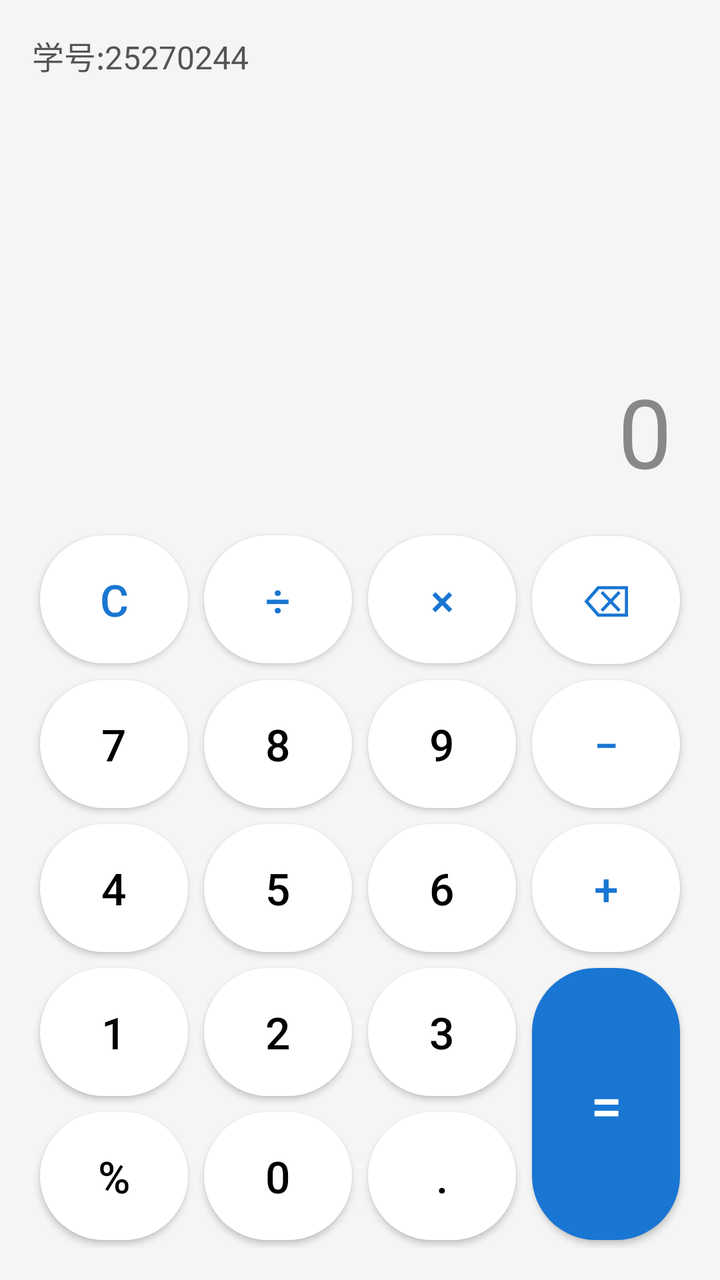
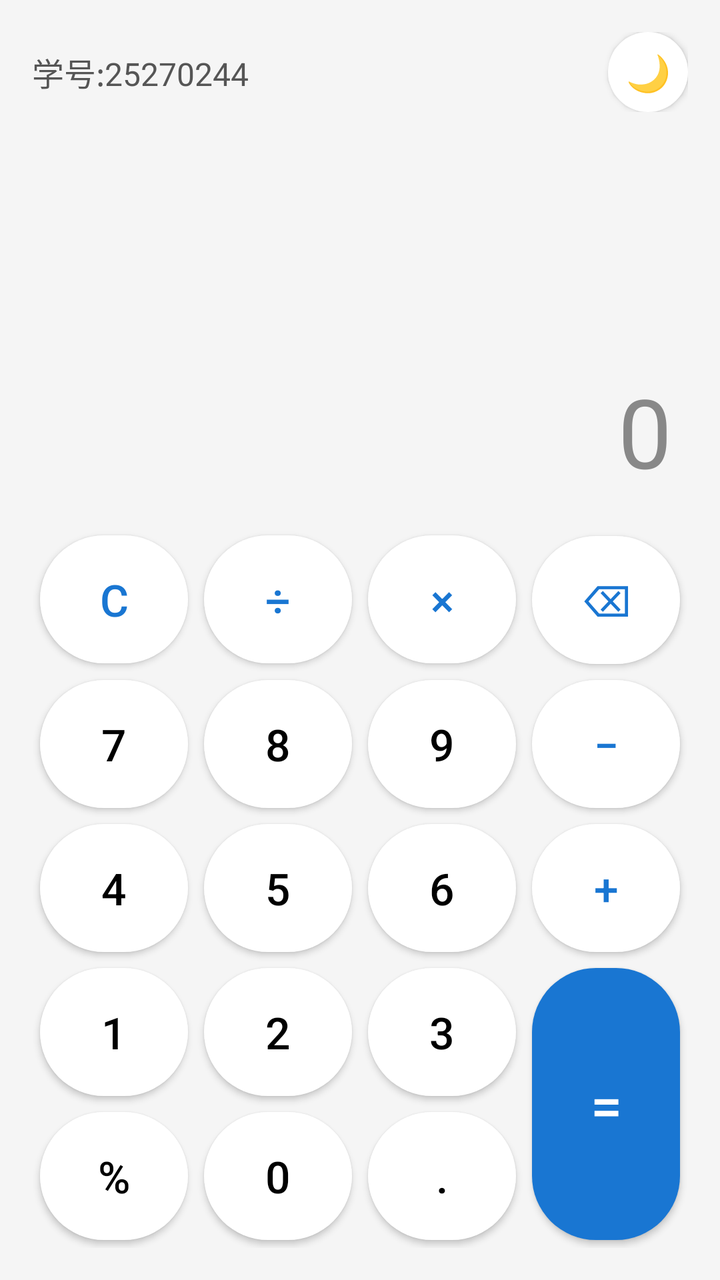

Before-and-after screenshots of an Android layout around one commit, followed by the original layout XML and the change that was made.
<!-- AndroidManifest.xml: application theme AppTheme -->
<!-- res/layout/activity_main.xml -->
<?xml version="1.0" encoding="utf-8"?>
<LinearLayout xmlns:android="http://schemas.android.com/apk/res/android"
    android:layout_width="match_parent"
    android:layout_height="match_parent"
    android:orientation="vertical"
    android:background="#F5F5F5"
    android:padding="16dp">

    <TextView
        android:layout_width="match_parent"
        android:layout_height="wrap_content"
        android:text="学号:25270244"
        android:textSize="16sp"
        android:textColor="#555555"
        android:gravity="start"
        android:paddingBottom="8dp"/>

    <LinearLayout
        android:layout_width="match_parent"
        android:layout_height="0dp"
        android:layout_weight="1"
        android:orientation="vertical"
        android:gravity="bottom|end"
        android:paddingBottom="16dp"
        android:paddingRight="8dp">

        <TextView
            android:id="@+id/tvExpression"
            android:layout_width="wrap_content"
            android:layout_height="wrap_content"
            android:text=""
            android:textSize="32sp"
            android:textColor="#000000"
            android:maxLines="2"
            android:layout_marginBottom="8dp"/>

        <TextView
            android:id="@+id/tvResult"
            android:layout_width="wrap_content"
            android:layout_height="wrap_content"
            android:text="0"
            android:textSize="48sp"
            android:textColor="#888888"/>
    </LinearLayout>

    <GridLayout
        android:layout_width="match_parent"
        android:layout_height="wrap_content"
        android:columnCount="4"
        android:rowCount="5"
        android:useDefaultMargins="true">

        <android.widget.Button android:id="@+id/btnC"
            android:layout_width="0dp"
            android:layout_height="64dp"
            android:layout_columnWeight="1"
            android:text="C"
            android:textSize="22sp"
            android:textColor="#1976D2"
            android:background="@drawable/bg_btn_normal"/>

        <android.widget.Button android:id="@+id/btnDiv"
            android:layout_width="0dp"
            android:layout_height="64dp"
            android:layout_columnWeight="1"
            android:text="÷"
            android:textSize="22sp"
            android:textColor="#1976D2"
            android:background="@drawable/bg_btn_normal"/>

        <android.widget.Button android:id="@+id/btnMul"
            android:layout_width="0dp"
            android:layout_height="64dp"
            android:layout_columnWeight="1"
            android:text="×"
            android:textSize="22sp"
            android:textColor="#1976D2"
            android:background="@drawable/bg_btn_normal"/>

        <android.widget.Button android:id="@+id/btnDel"
            android:layout_width="0dp"
            android:layout_height="64dp"
            android:layout_columnWeight="1"
            android:text="⌫"
            android:textSize="22sp"
            android:textColor="#1976D2"
            android:background="@drawable/bg_btn_normal"/>

        
        <android.widget.Button android:id="@+id/btn7"
            android:layout_width="0dp"
            android:layout_height="64dp"
            android:layout_columnWeight="1"
            android:text="7"
            android:textSize="22sp"
            android:textColor="#000000"
            android:background="@drawable/bg_btn_normal"/>

        <android.widget.Button android:id="@+id/btn8"
            android:layout_width="0dp"
            android:layout_height="64dp"
            android:layout_columnWeight="1"
            android:text="8"
            android:textSize="22sp"
            android:textColor="#000000"
            android:background="@drawable/bg_btn_normal"/>

        <android.widget.Button android:id="@+id/btn9"
            android:layout_width="0dp"
            android:layout_height="64dp"
            android:layout_columnWeight="1"
            android:text="9"
            android:textSize="22sp"
            android:textColor="#000000"
            android:background="@drawable/bg_btn_normal"/>

        <android.widget.Button android:id="@+id/btnSub"
            android:layout_width="0dp"
            android:layout_height="64dp"
            android:layout_columnWeight="1"
            android:text="−"
            android:textSize="22sp"
            android:textColor="#1976D2"
            android:background="@drawable/bg_btn_normal"/>

        <android.widget.Button android:id="@+id/btn4"
            android:layout_width="0dp"
            android:layout_height="64dp"
            android:layout_columnWeight="1"
            android:text="4"
            android:textSize="22sp"
            android:textColor="#000000"
            android:background="@drawable/bg_btn_normal"/>

        <android.widget.Button android:id="@+id/btn5"
            android:layout_width="0dp"
            android:layout_height="64dp"
            android:layout_columnWeight="1"
            android:text="5"
            android:textSize="22sp"
            android:textColor="#000000"
            android:background="@drawable/bg_btn_normal"/>

        <android.widget.Button android:id="@+id/btn6"
            android:layout_width="0dp"
            android:layout_height="64dp"
            android:layout_columnWeight="1"
            android:text="6"
            android:textSize="22sp"
            android:textColor="#000000"
            android:background="@drawable/bg_btn_normal"/>

        <android.widget.Button android:id="@+id/btnAdd"
            android:layout_width="0dp"
            android:layout_height="64dp"
            android:layout_columnWeight="1"
            android:text="+"
            android:textSize="22sp"
            android:textColor="#1976D2"
            android:background="@drawable/bg_btn_normal"/>

        <android.widget.Button android:id="@+id/btn1"
            android:layout_width="0dp"
            android:layout_height="64dp"
            android:layout_columnWeight="1"
            android:text="1"
            android:textSize="22sp"
            android:textColor="#000000"
            android:background="@drawable/bg_btn_normal"/>

        <android.widget.Button android:id="@+id/btn2"
            android:layout_width="0dp"
            android:layout_height="64dp"
            android:layout_columnWeight="1"
            android:text="2"
            android:textSize="22sp"
            android:textColor="#000000"
            android:background="@drawable/bg_btn_normal"/>

        <android.widget.Button android:id="@+id/btn3"
            android:layout_width="0dp"
            android:layout_height="64dp"
            android:layout_columnWeight="1"
            android:text="3"
            android:textSize="22sp"
            android:textColor="#000000"
            android:background="@drawable/bg_btn_normal"/>

        <android.widget.Button android:id="@+id/btnEqual"
            android:layout_width="0dp"
            android:layout_height="136dp"
            android:layout_rowSpan="2"
            android:layout_columnWeight="1"
            android:text="="
            android:textSize="28sp"
            android:textColor="#FFFFFF"
            android:background="@drawable/bg_btn_equal"/>

        <android.widget.Button android:id="@+id/btnPercent"
            android:layout_width="0dp"
            android:layout_height="64dp"
            android:layout_columnWeight="1"
            android:text="%"
            android:textSize="22sp"
            android:textColor="#000000"
            android:background="@drawable/bg_btn_normal"/>

        <android.widget.Button android:id="@+id/btn0"
            android:layout_width="0dp"
            android:layout_height="64dp"
            android:layout_columnWeight="1"
            android:text="0"
            android:textSize="22sp"
            android:textColor="#000000"
            android:background="@drawable/bg_btn_normal"/>

        <android.widget.Button android:id="@+id/btnDot"
            android:layout_width="0dp"
            android:layout_height="64dp"
            android:layout_columnWeight="1"
            android:text="."
            android:textSize="22sp"
            android:textColor="#000000"
            android:background="@drawable/bg_btn_normal"/>

    </GridLayout>

</LinearLayout>
<!-- resources referenced by this layout -->
<resources>
  <!-- drawable bg_btn_equal (drawable) -->
  <?xml version="1.0" encoding="utf-8"?>
  <shape xmlns:android="http://schemas.android.com/apk/res/android"
      android:shape="rectangle">
      <solid android:color="#1976D2"/>
      <corners android:radius="32dp"/>
  </shape>
  <!-- drawable bg_btn_normal (drawable) -->
  <?xml version="1.0" encoding="utf-8"?>
  <shape xmlns:android="http://schemas.android.com/apk/res/android"
      android:shape="rectangle">
      <solid android:color="#FFFFFF"/>
      <corners android:radius="32dp"/>
      <size android:width="64dp" android:height="64dp"/>
  </shape>
  <style name="AppTheme" parent="Theme.MaterialComponents.Light.NoActionBar">
          <item name="colorPrimary">@color/blue</item>
          <item name="colorPrimaryDark">@color/blue</item>
          <item name="colorAccent">@color/blue</item>
      </style>
  <color name="blue">#1976D2</color>
</resources>

<!-- the commit's change to res/layout/activity_main.xml (unified diff, before → after) -->
@@ -3,17 +3,34 @@
     android:layout_width="match_parent"
     android:layout_height="match_parent"
     android:orientation="vertical"
-    android:background="#F5F5F5"
+    android:background="@color/bg_gray"
     android:padding="16dp">
 
-    <TextView
+    <LinearLayout
         android:layout_width="match_parent"
         android:layout_height="wrap_content"
-        android:text="学号:25270244"
-        android:textSize="16sp"
-        android:textColor="#555555"
-        android:gravity="start"
-        android:paddingBottom="8dp"/>
+        android:orientation="horizontal"
+        android:gravity="center_vertical"
+        android:paddingBottom="8dp">
+
+        <TextView
+            android:layout_width="0dp"
+            android:layout_height="wrap_content"
+            android:layout_weight="1"
+            android:text="学号:25270244"
+            android:textSize="16sp"
+            android:textColor="#555555"
+            android:gravity="start"/>
+
+        <android.widget.Button android:id="@+id/btnDarkMode"
+            android:layout_width="40dp"
+            android:layout_height="40dp"
+            android:text="🌙"
+            android:textSize="18sp"
+            android:background="@drawable/bg_btn_normal"
+            android:padding="0dp"/>
+
+    </LinearLayout>
 
     <LinearLayout
         android:layout_width="match_parent"
@@ -30,7 +47,7 @@
             android:layout_height="wrap_content"
             android:text=""
             android:textSize="32sp"
-            android:textColor="#000000"
+            android:textColor="@color/black"
             android:maxLines="2"
             android:layout_marginBottom="8dp"/>
 
@@ -40,7 +57,7 @@
             android:layout_height="wrap_content"
             android:text="0"
             android:textSize="48sp"
-            android:textColor="#888888"/>
+            android:textColor="@color/gray"/>
     </LinearLayout>
 
     <GridLayout
@@ -56,7 +73,7 @@
             android:layout_columnWeight="1"
             android:text="C"
             android:textSize="22sp"
-            android:textColor="#1976D2"
+            android:textColor="@color/blue"
             android:background="@drawable/bg_btn_normal"/>
 
         <android.widget.Button android:id="@+id/btnDiv"
@@ -65,7 +82,7 @@
             android:layout_columnWeight="1"
             android:text="÷"
             android:textSize="22sp"
-            android:textColor="#1976D2"
+            android:textColor="@color/blue"
             android:background="@drawable/bg_btn_normal"/>
 
         <android.widget.Button android:id="@+id/btnMul"
@@ -74,7 +91,7 @@
             android:layout_columnWeight="1"
             android:text="×"
             android:textSize="22sp"
-            android:textColor="#1976D2"
+            android:textColor="@color/blue"
             android:background="@drawable/bg_btn_normal"/>
 
         <android.widget.Button android:id="@+id/btnDel"
@@ -83,7 +100,7 @@
             android:layout_columnWeight="1"
             android:text="⌫"
             android:textSize="22sp"
-            android:textColor="#1976D2"
+            android:textColor="@color/blue"
             android:background="@drawable/bg_btn_normal"/>
 
         
@@ -93,7 +110,7 @@
             android:layout_columnWeight="1"
             android:text="7"
             android:textSize="22sp"
-            android:textColor="#000000"
+            android:textColor="@color/black"
             android:background="@drawable/bg_btn_normal"/>
 
         <android.widget.Button android:id="@+id/btn8"
@@ -102,7 +119,7 @@
             android:layout_columnWeight="1"
             android:text="8"
             android:textSize="22sp"
-            android:textColor="#000000"
+            android:textColor="@color/black"
             android:background="@drawable/bg_btn_normal"/>
 
         <android.widget.Button android:id="@+id/btn9"
@@ -111,7 +128,7 @@
             android:layout_columnWeight="1"
             android:text="9"
             android:textSize="22sp"
-            android:textColor="#000000"
+            android:textColor="@color/black"
             android:background="@drawable/bg_btn_normal"/>
 
         <android.widget.Button android:id="@+id/btnSub"
@@ -120,7 +137,7 @@
             android:layout_columnWeight="1"
             android:text="−"
             android:textSize="22sp"
-            android:textColor="#1976D2"
+            android:textColor="@color/blue"
             android:background="@drawable/bg_btn_normal"/>
 
         <android.widget.Button android:id="@+id/btn4"
@@ -129,7 +146,7 @@
             android:layout_columnWeight="1"
             android:text="4"
             android:textSize="22sp"
-            android:textColor="#000000"
+            android:textColor="@color/black"
             android:background="@drawable/bg_btn_normal"/>
 
         <android.widget.Button android:id="@+id/btn5"
@@ -138,7 +155,7 @@
             android:layout_columnWeight="1"
             android:text="5"
             android:textSize="22sp"
-            android:textColor="#000000"
+            android:textColor="@color/black"
             android:background="@drawable/bg_btn_normal"/>
 
         <android.widget.Button android:id="@+id/btn6"
@@ -147,7 +164,7 @@
             android:layout_columnWeight="1"
             android:text="6"
             android:textSize="22sp"
-            android:textColor="#000000"
+            android:textColor="@color/black"
             android:background="@drawable/bg_btn_normal"/>
 
         <android.widget.Button android:id="@+id/btnAdd"
@@ -156,7 +173,7 @@
             android:layout_columnWeight="1"
             android:text="+"
             android:textSize="22sp"
-            android:textColor="#1976D2"
+            android:textColor="@color/blue"
             android:background="@drawable/bg_btn_normal"/>
 
         <android.widget.Button android:id="@+id/btn1"
@@ -165,7 +182,7 @@
             android:layout_columnWeight="1"
             android:text="1"
             android:textSize="22sp"
-            android:textColor="#000000"
+            android:textColor="@color/black"
             android:background="@drawable/bg_btn_normal"/>
 
         <android.widget.Button android:id="@+id/btn2"
@@ -174,7 +191,7 @@
             android:layout_columnWeight="1"
             android:text="2"
             android:textSize="22sp"
-            android:textColor="#000000"
+            android:textColor="@color/black"
             android:background="@drawable/bg_btn_normal"/>
 
         <android.widget.Button android:id="@+id/btn3"
@@ -183,7 +200,7 @@
             android:layout_columnWeight="1"
             android:text="3"
             android:textSize="22sp"
-            android:textColor="#000000"
+            android:textColor="@color/black"
             android:background="@drawable/bg_btn_normal"/>
 
         <android.widget.Button android:id="@+id/btnEqual"
@@ -193,7 +210,7 @@
             android:layout_columnWeight="1"
             android:text="="
             android:textSize="28sp"
-            android:textColor="#FFFFFF"
+            android:textColor="@color/white"
             android:background="@drawable/bg_btn_equal"/>
 
         <android.widget.Button android:id="@+id/btnPercent"
@@ -202,7 +219,7 @@
             android:layout_columnWeight="1"
             android:text="%"
             android:textSize="22sp"
-            android:textColor="#000000"
+            android:textColor="@color/black"
             android:background="@drawable/bg_btn_normal"/>
 
         <android.widget.Button android:id="@+id/btn0"
@@ -211,7 +228,7 @@
             android:layout_columnWeight="1"
             android:text="0"
             android:textSize="22sp"
-            android:textColor="#000000"
+            android:textColor="@color/black"
             android:background="@drawable/bg_btn_normal"/>
 
         <android.widget.Button android:id="@+id/btnDot"
@@ -220,7 +237,7 @@
             android:layout_columnWeight="1"
             android:text="."
             android:textSize="22sp"
-            android:textColor="#000000"
+            android:textColor="@color/black"
             android:background="@drawable/bg_btn_normal"/>
 
     </GridLayout>
<!-- resource entries referenced after the edit -->
@@ -1,5 +1,10 @@
 <!-- resources referenced by this layout -->
 <resources>
+  <color name="bg_gray">#F5F5F5</color>
+  <color name="black">#000000</color>
+  <color name="blue">#1976D2</color>
+  <color name="gray">#888888</color>
+  <color name="white">#FFFFFF</color>
   <!-- drawable bg_btn_equal (drawable) -->
   <?xml version="1.0" encoding="utf-8"?>
   <shape xmlns:android="http://schemas.android.com/apk/res/android"
@@ -20,6 +25,5 @@
           <item name="colorPrimaryDark">@color/blue</item>
           <item name="colorAccent">@color/blue</item>
       </style>
-  <color name="blue">#1976D2</color>
 </resources>
 
